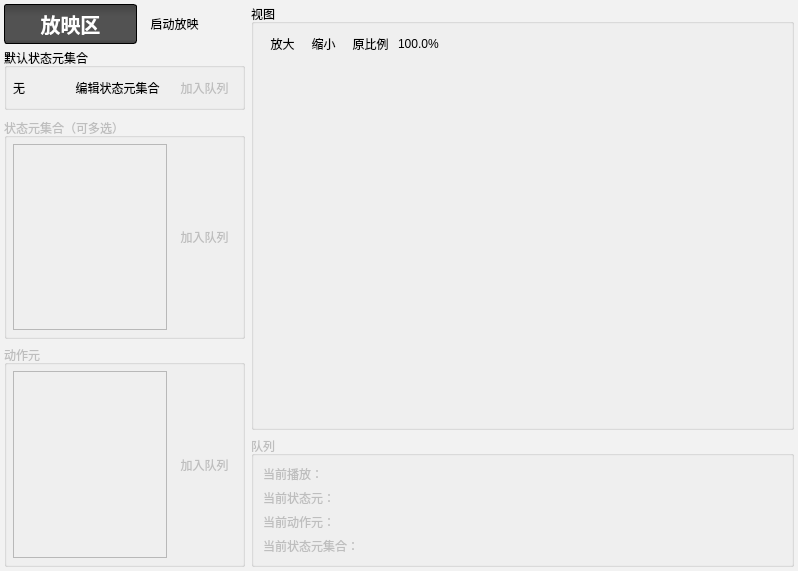
Above: DrillGIFActionSequenceEditor/Source/ActionSeqModule/playingPart/p_PlayingPart.ui from DrillUp/DrillGIFActionSequenceEditor before the change. Below: the same form after it.
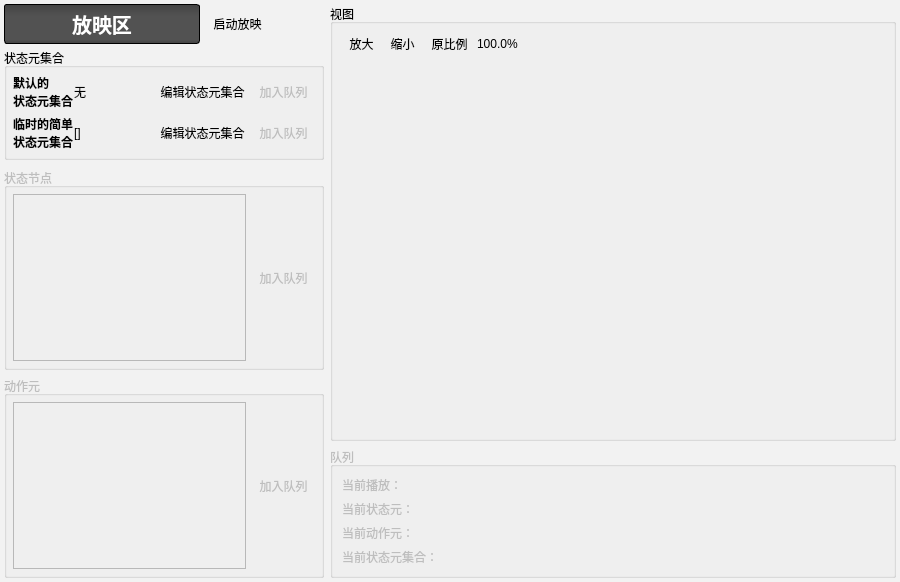
That is the form after the change. Icons and pictures are not drawn.

Commit message: 起草状态节点结构。

Patch:
```diff
--- a/DrillGIFActionSequenceEditor/Source/ActionSeqModule/playingPart/p_PlayingPart.ui
+++ b/DrillGIFActionSequenceEditor/Source/ActionSeqModule/playingPart/p_PlayingPart.ui
@@ -6,8 +6,8 @@
    <rect>
     <x>0</x>
     <y>0</y>
-    <width>798</width>
-    <height>571</height>
+    <width>900</width>
+    <height>582</height>
    </rect>
   </property>
   <property name="windowTitle">
@@ -46,6 +46,18 @@
       </property>
       <item>
        <widget class="QWidget" name="widget_2" native="true">
+        <property name="minimumSize">
+         <size>
+          <width>320</width>
+          <height>0</height>
+         </size>
+        </property>
+        <property name="maximumSize">
+         <size>
+          <width>320</width>
+          <height>16777215</height>
+         </size>
+        </property>
         <property name="styleSheet">
          <string notr="true">
 QToolButton{
@@ -145,9 +157,9 @@
          <item>
           <widget class="QGroupBox" name="groupBox_5">
            <property name="title">
-            <string>默认状态元集合</string>
+            <string>状态元集合</string>
            </property>
-           <layout class="QHBoxLayout" name="horizontalLayout_4">
+           <layout class="QGridLayout" name="gridLayout_2" columnstretch="0,1,0,0">
             <property name="leftMargin">
              <number>6</number>
             </property>
@@ -160,7 +172,24 @@
             <property name="bottomMargin">
              <number>6</number>
             </property>
-            <item>
+            <property name="horizontalSpacing">
+             <number>0</number>
+            </property>
+            <property name="verticalSpacing">
+             <number>5</number>
+            </property>
+            <item row="0" column="0">
+             <widget class="QLabel" name="label_6">
+              <property name="styleSheet">
+               <string notr="true">font-weight:600;</string>
+              </property>
+              <property name="text">
+               <string>默认的
+状态元集合</string>
+              </property>
+             </widget>
+            </item>
+            <item row="0" column="1">
              <widget class="QLabel" name="label_defaultState">
               <property name="text">
                <string>无</string>
@@ -170,7 +199,7 @@
               </property>
              </widget>
             </item>
-            <item>
+            <item row="0" column="2">
              <widget class="QToolButton" name="toolButton_editGroup">
               <property name="toolTip">
                <string>编辑状态元集合</string>
@@ -190,7 +219,7 @@
               </property>
              </widget>
             </item>
-            <item>
+            <item row="0" column="3">
              <widget class="QToolButton" name="toolButton_playDefault">
               <property name="enabled">
                <bool>false</bool>
@@ -213,6 +242,70 @@
               </property>
              </widget>
             </item>
+            <item row="1" column="0">
+             <widget class="QLabel" name="label_7">
+              <property name="styleSheet">
+               <string notr="true">font-weight:600;</string>
+              </property>
+              <property name="text">
+               <string>临时的简单
+状态元集合</string>
+              </property>
+             </widget>
+            </item>
+            <item row="1" column="1">
+             <widget class="QLabel" name="label_defaultState_2">
+              <property name="text">
+               <string>[]</string>
+              </property>
+              <property name="wordWrap">
+               <bool>true</bool>
+              </property>
+             </widget>
+            </item>
+            <item row="1" column="2">
+             <widget class="QToolButton" name="toolButton_editGroup_2">
+              <property name="toolTip">
+               <string>编辑状态元集合</string>
+              </property>
+              <property name="text">
+               <string>编辑状态元集合</string>
+              </property>
+              <property name="icon">
+               <iconset resource="../../../drillgifactionsequenceeditor.qrc">
+                <normaloff>:/DrillGIFActionSequenceEditor/Resources/icons/menu/Common_Edit.png</normaloff>:/DrillGIFActionSequenceEditor/Resources/icons/menu/Common_Edit.png</iconset>
+              </property>
+              <property name="iconSize">
+               <size>
+                <width>32</width>
+                <height>32</height>
+               </size>
+              </property>
+             </widget>
+            </item>
+            <item row="1" column="3">
+             <widget class="QToolButton" name="toolButton_playDefault_2">
+              <property name="enabled">
+               <bool>false</bool>
+              </property>
+              <property name="toolTip">
+               <string>加入队列</string>
+              </property>
+              <property name="text">
+               <string>加入队列</string>
+              </property>
+              <property name="icon">
+               <iconset resource="../../../drillgifactionsequenceeditor.qrc">
+                <normaloff>:/DrillGIFActionSequenceEditor/Resources/icons/menu/Common_Right.png</normaloff>:/DrillGIFActionSequenceEditor/Resources/icons/menu/Common_Right.png</iconset>
+              </property>
+              <property name="iconSize">
+               <size>
+                <width>32</width>
+                <height>32</height>
+               </size>
+              </property>
+             </widget>
+            </item>
            </layout>
           </widget>
          </item>
@@ -240,7 +333,7 @@
             <item>
              <widget class="QGroupBox" name="groupBox_2">
               <property name="title">
-               <string>状态元集合（可多选）</string>
+               <string>状态节点</string>
               </property>
               <layout class="QHBoxLayout" name="horizontalLayout_6">
                <property name="leftMargin">
```
The commit also changes 13 other files.
